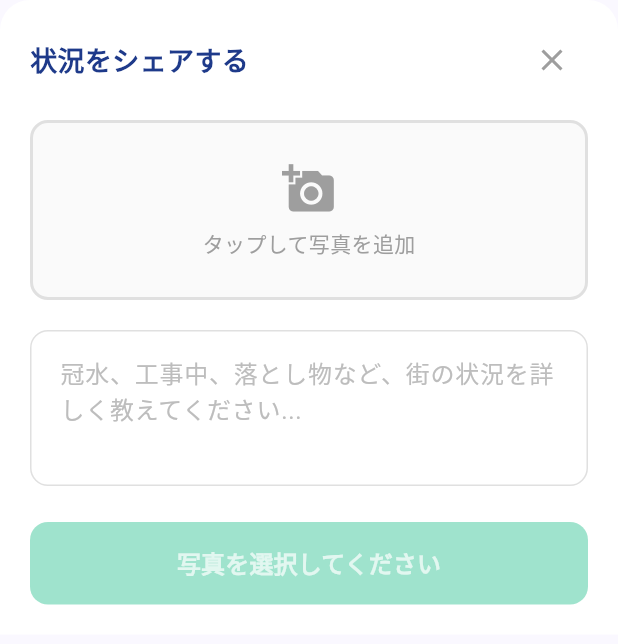
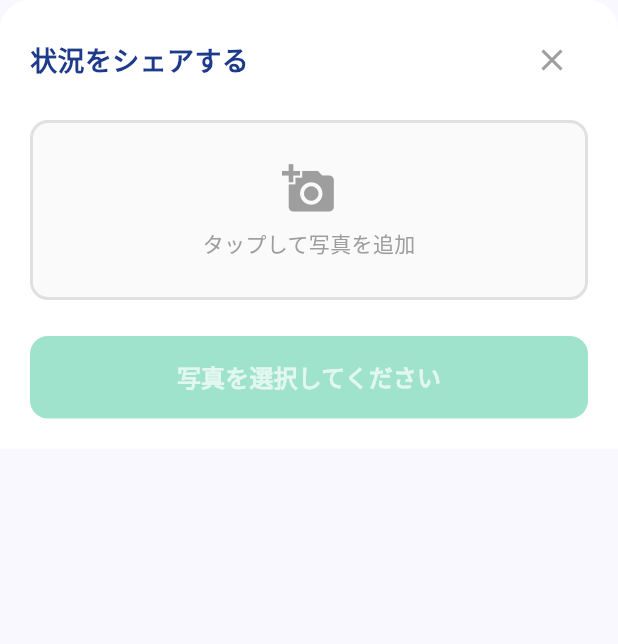
Before and after one commit to kinnringo/SafeWay, a Flutter app: the PostBottomSheet widget shown alone on an empty page, opened directly, on a phone screen of 412 x 824 dp. Shown: the top 644 px of the screen. Run offline on Flutter 3.47's test engine with Material 3 defaults, Android fonts, the phone set to English and light mode, and no system bars; our stand-ins replace flutter_compass, flutter_riverpod, geolocator, google_maps_flutter, image_picker, shared_preferences; missing offline and left inert: pointer_interceptor; accounts and stored records are empty.

Commit message:
写真投稿機能/コメント機能を削除

```diff
--- a/frontend/lib/widgets/post_bottom_sheet.dart
+++ b/frontend/lib/widgets/post_bottom_sheet.dart
@@ -16,7 +16,6 @@ class PostBottomSheet extends ConsumerStatefulWidget {
 }
 
 class _PostBottomSheetState extends ConsumerState<PostBottomSheet> {
-  final TextEditingController _textController = TextEditingController();
   final ImagePicker _picker = ImagePicker();
   XFile? _selectedImage;
   bool _isPosting = false;
@@ -174,12 +173,6 @@ class _PostBottomSheetState extends ConsumerState<PostBottomSheet> {
   }
 
   @override
-  void dispose() {
-    _textController.dispose();
-    super.dispose();
-  }
-
-  @override
   Widget build(BuildContext context) {
     // キーボードが表示された際にボトムシートを押し上げるための余白
     final bottomPadding = MediaQuery.of(context).viewInsets.bottom;
@@ -188,8 +181,6 @@ class _PostBottomSheetState extends ConsumerState<PostBottomSheet> {
     final bgColor = isDark ? AppColors.darkSurface : Colors.white;
     final textColor =
         isDark ? AppColors.darkTextPrimary : AppColors.primaryNavy;
-    final hintColor =
-        isDark ? AppColors.darkTextSecondary : Colors.grey.shade400;
     final borderColor = isDark ? AppColors.darkBorder : Colors.grey.shade300;
     final photoBoxColor = isDark ? AppColors.darkCard : Colors.grey.shade50;
 
@@ -317,43 +308,6 @@ class _PostBottomSheetState extends ConsumerState<PostBottomSheet> {
                       ),
                     ],
                   ),
-                const SizedBox(height: 20),
-
-                // テキスト入力欄
-                TextField(
-                  controller: _textController,
-                  maxLines: 4,
-                  minLines: 3,
-                  enabled: !_isPosting,
-                  style: TextStyle(
-                    color: isDark ? AppColors.darkTextPrimary : Colors.black87,
-                  ),
-                  decoration: InputDecoration(
-                    hintText: '冠水、工事中、落とし物など、街の状況を詳しく教えてください...',
-                    hintStyle: TextStyle(color: hintColor),
-                    border: OutlineInputBorder(
-                      borderRadius: BorderRadius.circular(12),
-                      borderSide: BorderSide(color: borderColor),
-                    ),
-                    enabledBorder: OutlineInputBorder(
-                      borderRadius: BorderRadius.circular(12),
-                      borderSide: BorderSide(color: borderColor),
-                    ),
-                    focusedBorder: OutlineInputBorder(
-                      borderRadius: BorderRadius.circular(12),
-                      borderSide: BorderSide(
-                          color: AppColors.blueAccentLight, width: 2),
-                    ),
-                    disabledBorder: OutlineInputBorder(
-                      borderRadius: BorderRadius.circular(12),
-                      borderSide: BorderSide(
-                          color: borderColor.withValues(alpha: 0.5)),
-                    ),
-                    contentPadding: const EdgeInsets.all(16),
-                    fillColor: isDark ? AppColors.darkCard : null,
-                    filled: isDark,
-                  ),
-                ),
                 const SizedBox(height: 24),
 
                 // 投稿ボタン
```
Also changed, not shown: frontend/pubspec.lock.
